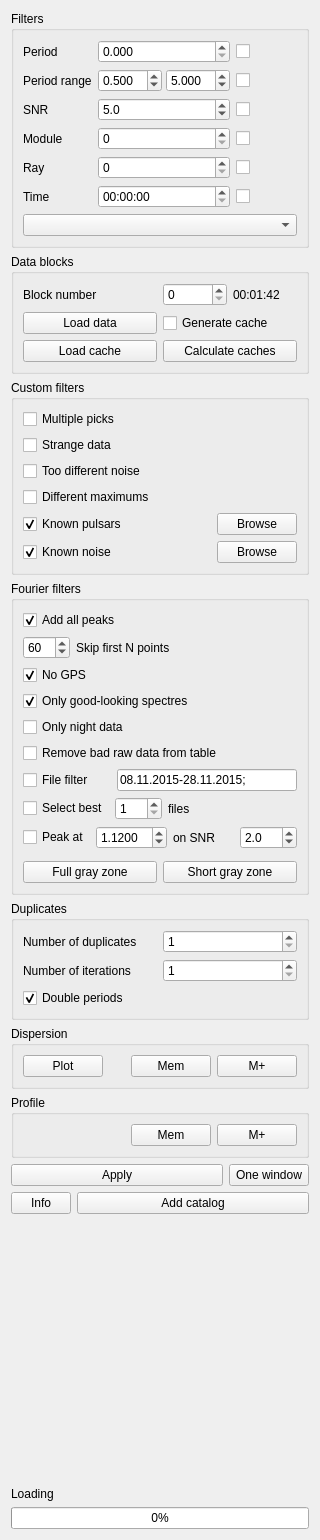
Old version of the form src/analytics.ui in the repository vtyulb/BSA-Analytics.
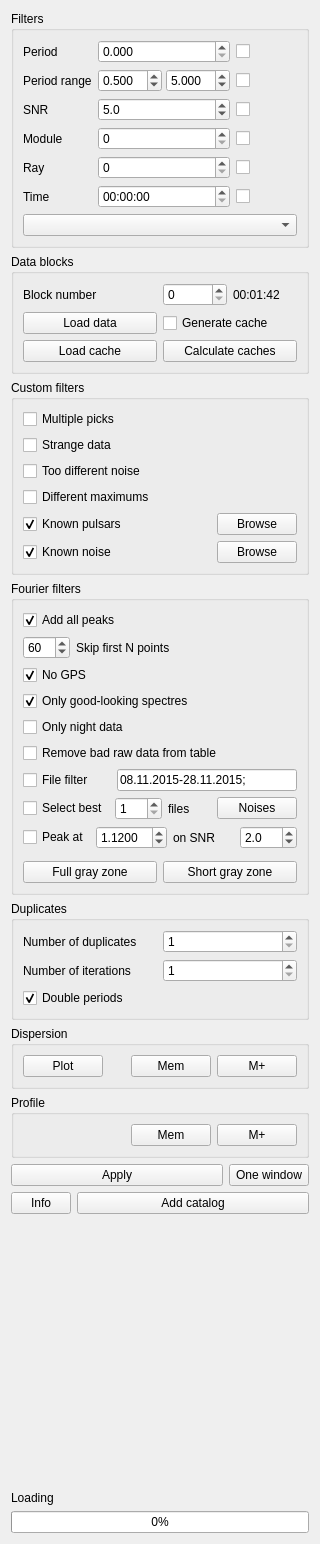
New version of the form.

Commit message: noise per block per life

```diff
--- a/src/analytics.ui
+++ b/src/analytics.ui
@@ -7,7 +7,7 @@
     <x>0</x>
     <y>0</y>
     <width>320</width>
-    <height>1540</height>
+    <height>1544</height>
    </rect>
   </property>
   <property name="sizePolicy">
@@ -619,17 +619,11 @@
           </widget>
          </item>
          <item>
-          <spacer name="horizontalSpacer_4">
-           <property name="orientation">
-            <enum>Qt::Horizontal</enum>
+          <widget class="QPushButton" name="fourierShowNoises">
+           <property name="text">
+            <string>Noises</string>
            </property>
-           <property name="sizeHint" stdset="0">
-            <size>
-             <width>40</width>
-             <height>20</height>
-            </size>
-           </property>
-          </spacer>
+          </widget>
          </item>
         </layout>
        </widget>
```
The commit also changes 4 other files.
